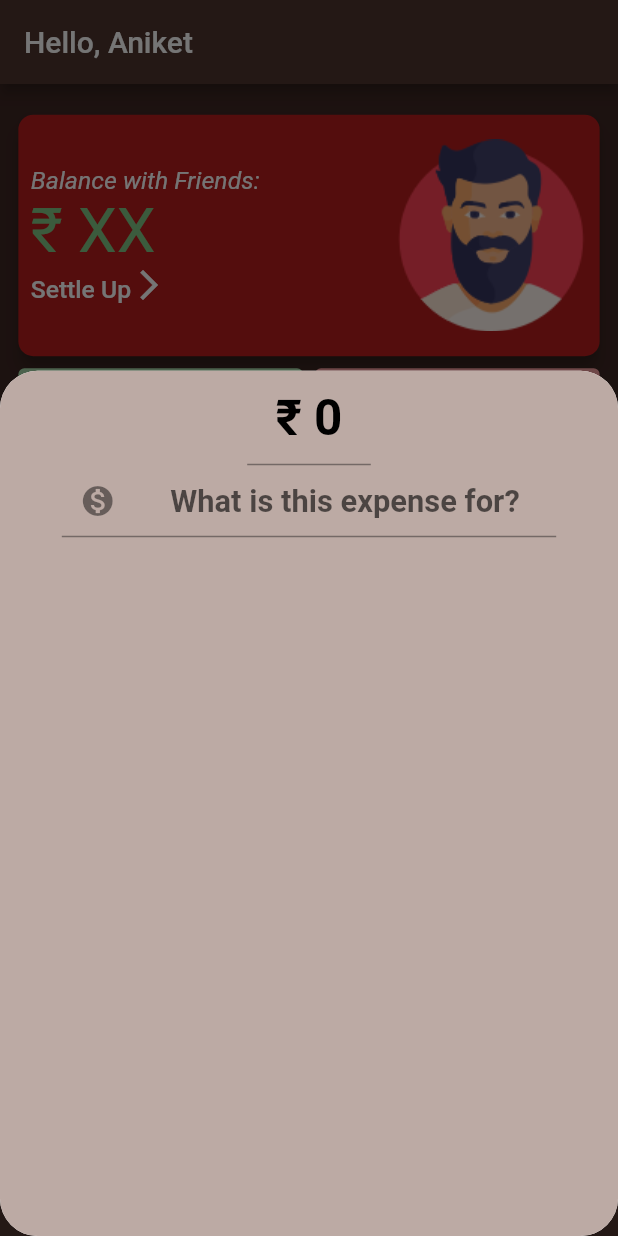
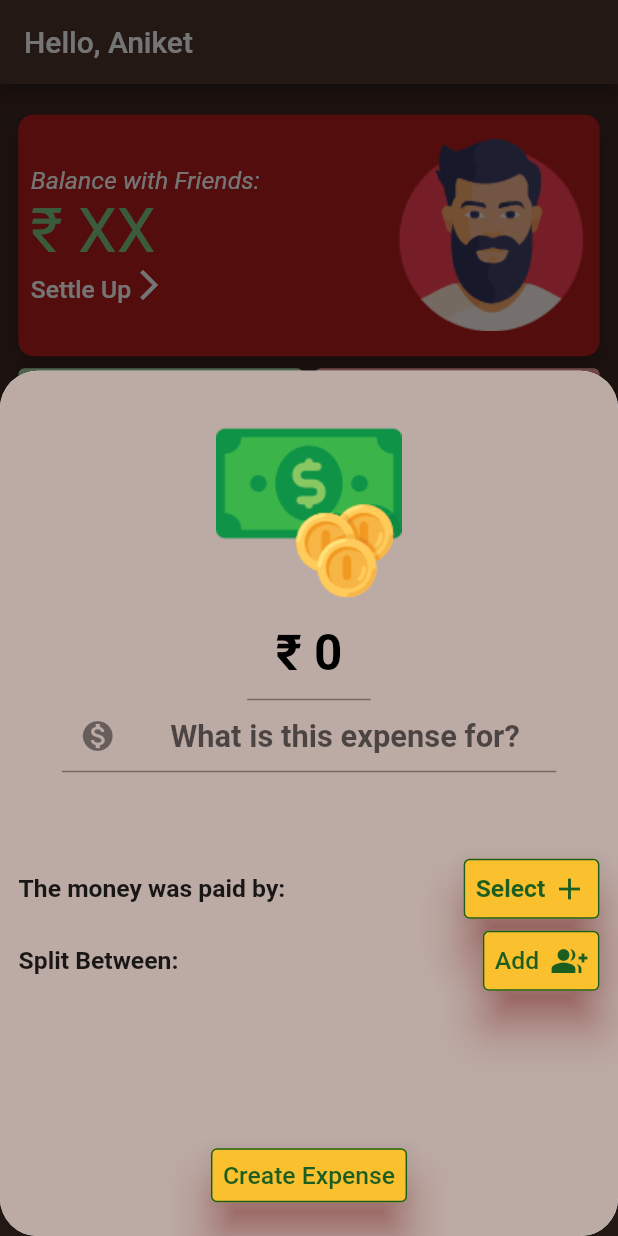
Before and after one commit to aniketdixitt/cleave_It, a Flutter app: the screen it shows after launch, after a tap on "Add Expense", on a phone screen of 412 x 824 dp. Run offline on Flutter 3.47's test engine with Material 2 defaults, Android fonts, the phone set to English and light mode, and no system bars; drawn by our look-alikes of pie_chart; our stand-ins replace fluttertoast, syncfusion_flutter_sliders.

Commit message:
UI Designing

```diff
--- a/lib/screens/home.dart
+++ b/lib/screens/home.dart
@@ -23,6 +23,11 @@ class _HomeState extends State<Home> {
         context: context,
         builder: (BuildContext context) {
           return Container(
+            padding: EdgeInsets.fromLTRB(
+                MediaQuery.of(context).size.width * 0.03,
+                MediaQuery.of(context).size.height * 0.02,
+                MediaQuery.of(context).size.width * 0.03,
+                MediaQuery.of(context).size.height * 0.02),
             height: MediaQuery.of(context).size.height * 0.7,
             decoration: BoxDecoration(
                 borderRadius: BorderRadius.circular(25),
@@ -30,6 +35,16 @@ class _HomeState extends State<Home> {
             //color: Colors.brown[200],
             child: Column(
               children: [
+                Container(
+                  padding: EdgeInsets.only(
+                      top: MediaQuery.of(context).size.height * 0.02),
+                  //color: Colors.black12,
+                  child: Image(
+                    image: AssetImage('images/money.png'),
+                    //height: MediaQuery.of(context).size.height * 0.2,
+                    width: MediaQuery.of(context).size.width * 0.3,
+                  ),
+                ),
                 Container(
                   height: MediaQuery.of(context).size.height * 0.2,
                   width: MediaQuery.of(context).size.width,
@@ -67,6 +82,98 @@ class _HomeState extends State<Home> {
                     ],
                   ),
                 ),
+                Container(
+                  child: Row(
+                    mainAxisAlignment: MainAxisAlignment.spaceBetween,
+                    children: [
+                      Text(
+                        "The money was paid by: ",
+                        style: TextStyle(
+                            fontSize: MediaQuery.of(context).size.width * 0.04,
+                            fontWeight: FontWeight.w700),
+                      ),
+                      TextButton(
+                        onPressed: () {},
+                        style: TextButton.styleFrom(
+                            primary: Colors.green[900],
+                            backgroundColor: Colors.yellow[700],
+                            side: BorderSide(
+                                color: Colors.green.shade900, width: 1),
+                            elevation: MediaQuery.of(context).size.width * 0.03,
+                            shadowColor: Colors.red[900]),
+                        child: Row(
+                          children: [
+                            Text(
+                              "Select ",
+                              style: TextStyle(
+                                  fontWeight: FontWeight.w700,
+                                  fontSize:
+                                      MediaQuery.of(context).size.width * 0.04),
+                            ),
+                            Icon(Icons.add),
+                          ],
+                        ),
+                      )
+                    ],
+                  ),
+                ),
+                Container(
+                  child: Row(
+                    mainAxisAlignment: MainAxisAlignment.spaceBetween,
+                    children: [
+                      Text(
+                        "Split Between: ",
+                        style: TextStyle(
+                            fontSize: MediaQuery.of(context).size.width * 0.04,
+                            fontWeight: FontWeight.w700),
+                      ),
+                      TextButton(
+                        style: TextButton.styleFrom(
+                            primary: Colors.green[900],
+                            backgroundColor: Colors.yellow[700],
+                            side: BorderSide(
+                                color: Colors.green.shade900, width: 1),
+                            elevation: MediaQuery.of(context).size.width * 0.03,
+                            shadowColor: Colors.red[900]),
+                        onPressed: () {},
+                        child: Row(
+                          children: [
+                            Text(
+                              "Add  ",
+                              style: TextStyle(
+                                  fontSize:
+                                      MediaQuery.of(context).size.width * 0.04),
+                            ),
+                            Icon(Icons.group_add_sharp),
+                          ],
+                        ),
+                      )
+                    ],
+                  ),
+                ),
+                Expanded(
+                  child: Column(
+                    mainAxisAlignment: MainAxisAlignment.end,
+                    children: [
+                      TextButton(
+                        style: TextButton.styleFrom(
+                            primary: Colors.green[900],
+                            backgroundColor: Colors.yellow[700],
+                            side: BorderSide(
+                                color: Colors.green.shade900, width: 1),
+                            elevation: MediaQuery.of(context).size.width * 0.03,
+                            shadowColor: Colors.red[900]),
+                        onPressed: () {},
+                        child: Text(
+                          "Create Expense",
+                          style: TextStyle(
+                              fontSize:
+                                  MediaQuery.of(context).size.width * 0.04),
+                        ),
+                      ),
+                    ],
+                  ),
+                )
 
                 /*Container(
                   decoration: BoxDecoration(
```
Also changed, not shown: images/money.png (added).
